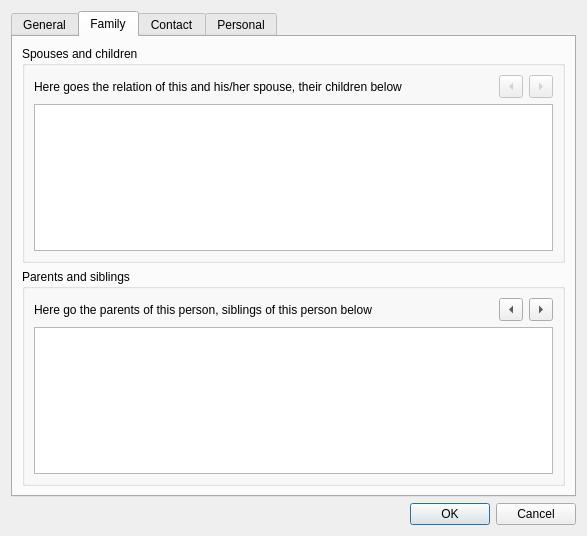
Before: the Qt Designer form dialogs/persondialog.ui in caybro/pedikree, drawn with Qt 5.
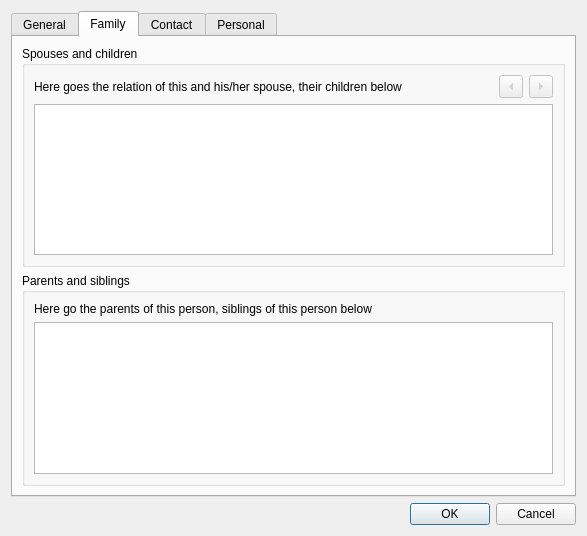
After: the same form once the commit is applied. The open tabs and pages were chosen to show the change. Icons and pictures are not drawn.

Commit message: implement showing list of (all) siblings of this person

```diff
--- a/dialogs/persondialog.ui
+++ b/dialogs/persondialog.ui
@@ -458,35 +458,11 @@
          </property>
          <layout class="QVBoxLayout" name="verticalLayout_4">
           <item>
-           <layout class="QHBoxLayout" name="horizontalLayout_7">
-            <item>
              <widget class="QLabel" name="parents">
               <property name="text">
                <string notr="true">Here go the parents of this person, siblings of this person below</string>
               </property>
              </widget>
-            </item>
-            <item>
-             <widget class="QToolButton" name="btnPrevParent">
-              <property name="toolTip">
-               <string>Go to the previous parents</string>
-              </property>
-              <property name="arrowType">
-               <enum>Qt::LeftArrow</enum>
-              </property>
-             </widget>
-            </item>
-            <item>
-             <widget class="QToolButton" name="btnNextParent">
-              <property name="toolTip">
-               <string>Go to the next parents</string>
-              </property>
-              <property name="arrowType">
-               <enum>Qt::RightArrow</enum>
-              </property>
-             </widget>
-            </item>
-           </layout>
           </item>
           <item>
            <widget class="QTableView" name="siblings">
```
Lines whose indentation alone changed are shown as unchanged. The commit also changes 2 other files.
